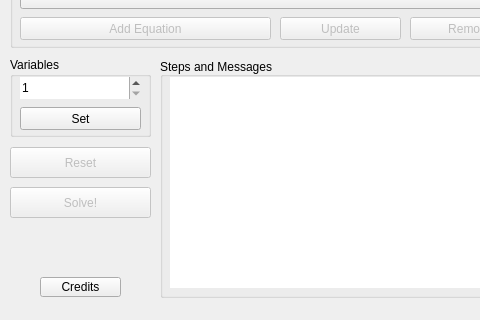
Old version of the form mainwindow.ui in the repository Github22799/Gaussian-Eliminator; both pictures show x 0 to 480 and y 90 to 410 of the 1023 by 410 pixel window.
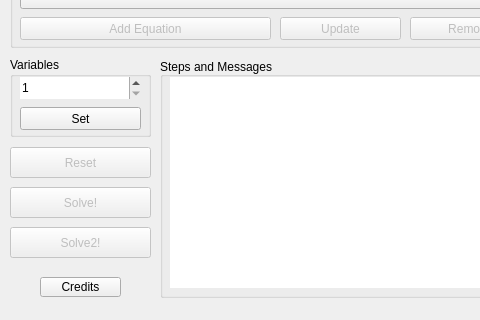
New version of the form. Icons and pictures are not drawn.

Commit message: Added another button for gauss jordan

```diff
--- a/mainwindow.ui
+++ b/mainwindow.ui
@@ -308,6 +308,22 @@
      <string>Credits</string>
     </property>
    </widget>
+   <widget class="QPushButton" name="jordan">
+    <property name="enabled">
+     <bool>false</bool>
+    </property>
+    <property name="geometry">
+     <rect>
+      <x>10</x>
+      <y>300</y>
+      <width>141</width>
+      <height>31</height>
+     </rect>
+    </property>
+    <property name="text">
+     <string>Solve2!</string>
+    </property>
+   </widget>
   </widget>
   <widget class="QToolBar" name="mainToolBar">
    <attribute name="toolBarArea">
```
The commit also changes 3 other files.
